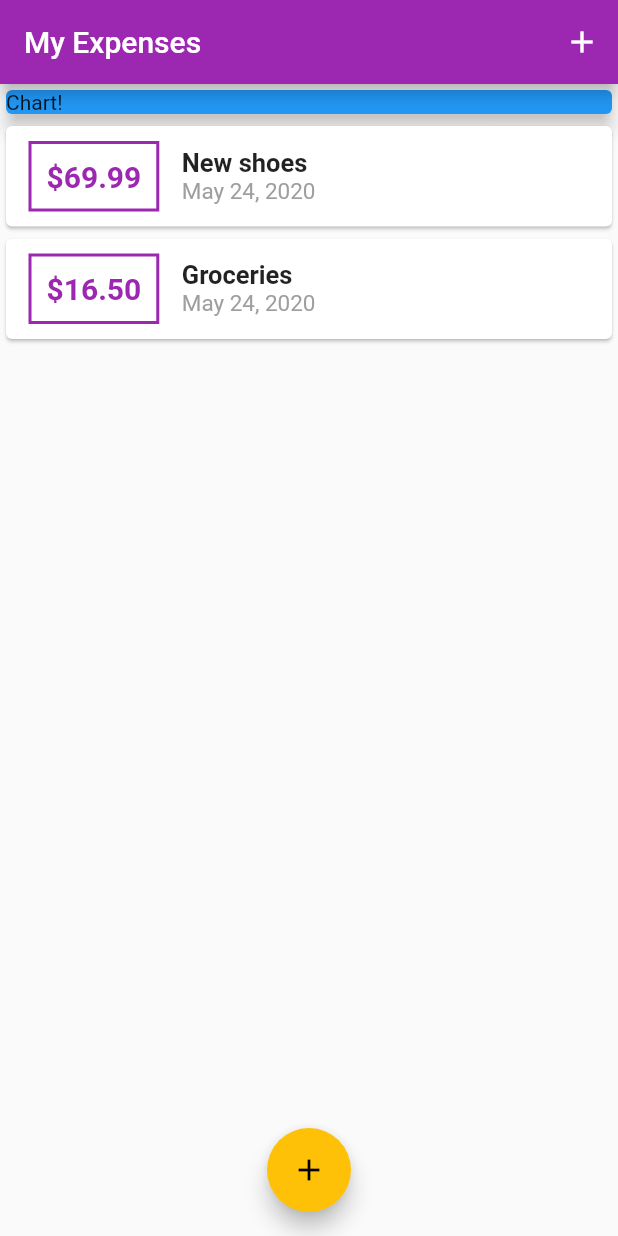
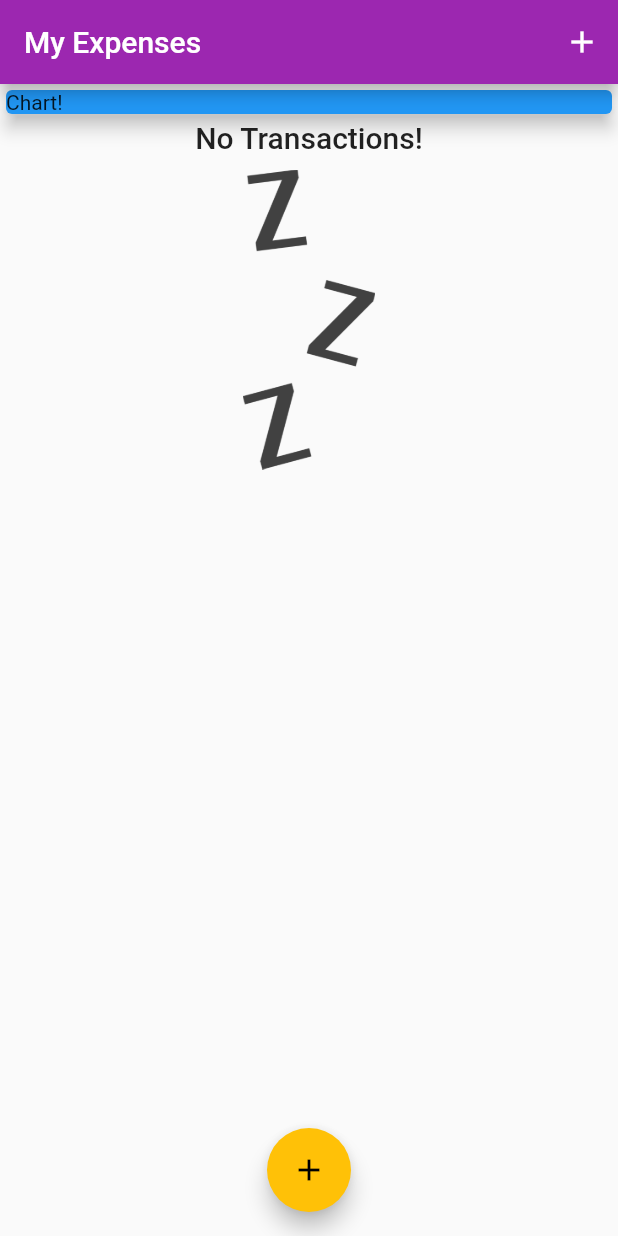
Before and after one commit to Amitbhave/flutter-udemy-course, a Flutter app: the screen it shows after launch, on a phone screen of 412 x 824 dp. Run offline on Flutter 3.47's test engine with Material 2 defaults, Android fonts, the phone set to English and light mode, and no system bars.

Commit message:
Add image when no transactions at the start

```diff
--- a/my_expenses/lib/main.dart
+++ b/my_expenses/lib/main.dart
@@ -3,8 +3,6 @@ import 'package:flutter/material.dart';
 import 'package:myexpenses/models/transaction.dart';
 import 'package:myexpenses/widgets/new_transaction.dart';
 import 'package:myexpenses/widgets/transaction_list.dart';
-
-import './widgets/user_transactions.dart';
 
 void main() => runApp(MyApp());
 
@@ -30,18 +28,7 @@ class MyHomePage extends StatefulWidget {
 
 class _MyHomePageState extends State<MyHomePage> {
   final List<Transaction> _userTransactions = [
-    Transaction(
-        id: 't1',
-        title: 'New shoes',
-        amount: 69.99,
-        date: DateTime.now()
-    ),
-    Transaction(
-        id: 't2',
-        title: 'Groceries',
-        amount: 16.50,
-        date: DateTime.now()
-    )
+
   ];
 
   void _addTransaction(String title, double amount){
--- a/my_expenses/lib/widgets/transaction_list.dart
+++ b/my_expenses/lib/widgets/transaction_list.dart
@@ -12,7 +12,21 @@ class TransactionList extends StatelessWidget{
   Widget build(BuildContext context) {
     return Container(
       height: 300,
-      child: ListView.builder(
+      child: transactions.isEmpty ? Column(children: [
+        Text(
+          'No Transactions!',
+          style: Theme.of(context).textTheme.title,
+        ),
+        SizedBox(
+          height: 10,
+        ),
+        Container(
+          height: 200,
+          child: Image.asset('assets/images/waiting.png', fit: BoxFit.cover,)
+        ),
+      ],)
+
+      : ListView.builder(
         itemCount: transactions.length,
         itemBuilder: (context, index) {
           return Card(
--- a/my_expenses/lib/widgets/user_transactions.dart
+++ /dev/null
@@ -1,22 +0,0 @@
-import 'package:flutter/material.dart';
-
-import '../models/transaction.dart';
-import './new_transaction.dart';
-import './transaction_list.dart';
-
-class UserTransactions extends StatefulWidget{
-  _UserTransactionState createState() => _UserTransactionState();
-}
-
-class _UserTransactionState extends State<UserTransactions>{
-
-
-
-  @override
-  Widget build(BuildContext context) {
-    return null;
-  }
-
-
-
-}
--- a/my_expenses/pubspec.yaml
+++ b/my_expenses/pubspec.yaml
@@ -42,8 +42,8 @@ flutter:
   uses-material-design: true
 
   # To add assets to your application, add an assets section, like this:
-  # assets:
-  #  - images/a_dot_burr.jpeg
+  assets:
+     - assets/images/waiting.png
   #  - images/a_dot_ham.jpeg
 
   # An image asset can refer to one or more resolution-specific "variants", see
```
Also changed, not shown: my_expenses/assets/images/waiting.png (added).
